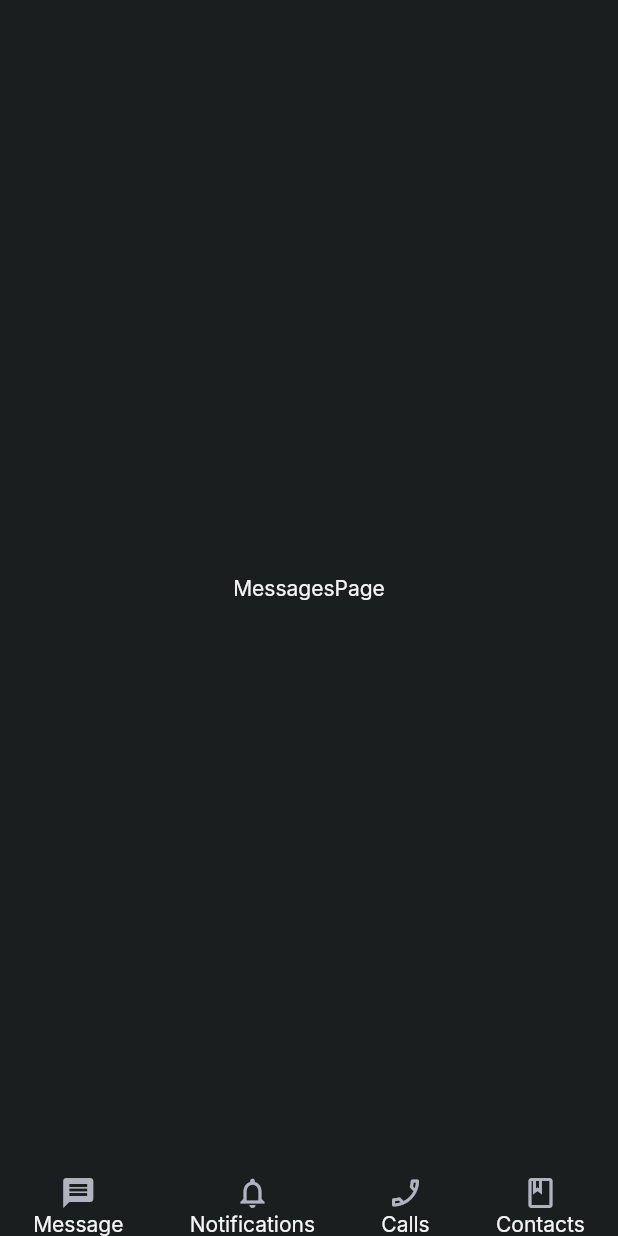
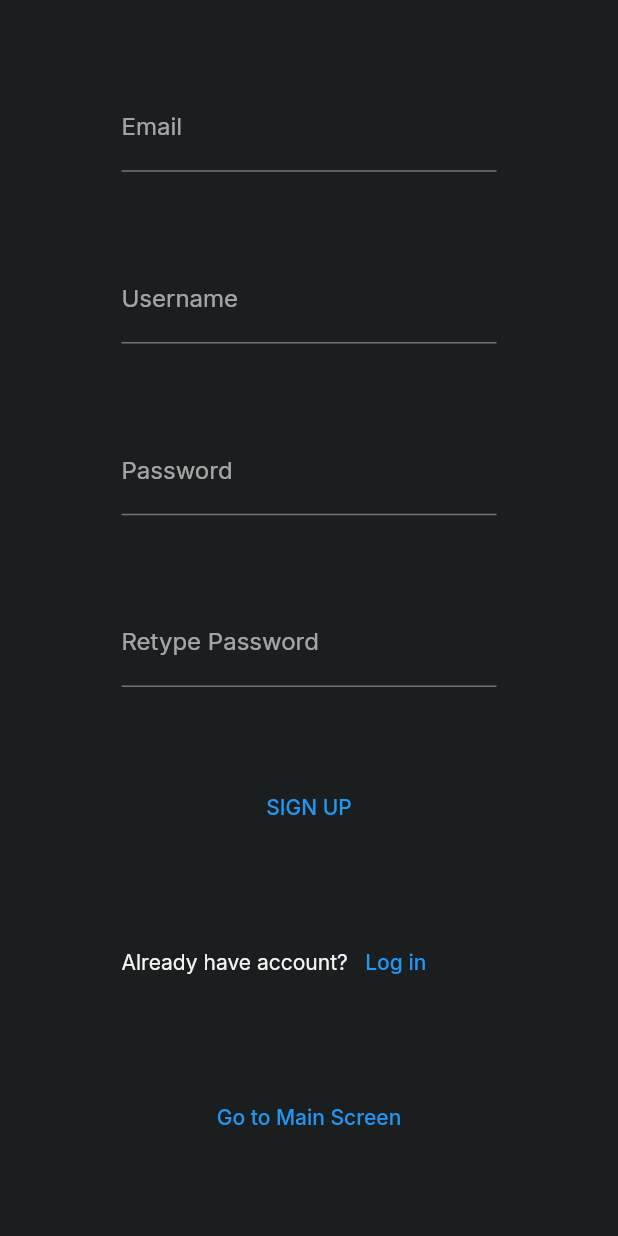
Before and after one commit to TalhaKarakoyunlu/Chat-App, a Flutter app: the screen it shows after launch, on a phone screen of 412 x 824 dp. Run offline on Flutter 3.47's test engine with Material 2 defaults, Android fonts, the phone set to English and light mode, and no system bars; our stand-ins replace google_fonts, sqflite; accounts and stored records are empty.

Commit message:
Add simple sign up screen UI.

```diff
--- a/lib/main.dart
+++ b/lib/main.dart
@@ -1,4 +1,5 @@
 import 'package:chat_app/screens/home_screen.dart';
+import 'package:chat_app/screens/signup_screen.dart';
 import 'package:chat_app/theme.dart';
 import 'package:flutter/material.dart';
 
@@ -17,7 +18,7 @@ class MyApp extends StatelessWidget {
       darkTheme: AppTheme().dark,
       themeMode: ThemeMode.dark,
       title: "Chat App",
-      home: HomeScreen(),
+      home: SignupScreen(),
     );
   }
 }
--- /dev/null
+++ b/lib/screens/signup_screen.dart
@@ -0,0 +1,106 @@
+import 'package:chat_app/screens/home_screen.dart';
+import 'package:flutter/material.dart';
+
+class SignupScreen extends StatefulWidget {
+  const SignupScreen({Key? key}) : super(key: key);
+
+  @override
+  State<SignupScreen> createState() => _SignupScreenState();
+}
+
+class _SignupScreenState extends State<SignupScreen> {
+
+  TextEditingController emailController = TextEditingController();
+  TextEditingController usernameController = TextEditingController();
+  TextEditingController passwordController = TextEditingController();
+  TextEditingController retypePasswordController = TextEditingController();
+
+  String email = '';
+  String username = '';
+  String password = '';
+  String retypePassword = '';
+
+  @override
+  Widget build(BuildContext context) {
+    return Scaffold(
+      body: Center(
+        child: Container(
+          width: 250,
+          child: Column(
+            mainAxisAlignment: MainAxisAlignment.spaceEvenly,
+            children: [
+              TextField(
+                controller: emailController,
+                keyboardType: TextInputType.emailAddress,
+                autocorrect: false,
+                decoration: InputDecoration(
+                    label: Text('Email')
+                ),
+              ),
+              TextField(
+                controller: usernameController,
+                keyboardType: TextInputType.text,
+                autocorrect: false,
+                decoration: InputDecoration(
+                    label: Text('Username')
+                ),
+              ),
+              TextField(
+                controller: passwordController,
+                keyboardType: TextInputType.visiblePassword,
+                autocorrect: false,
+                decoration: InputDecoration(
+                    label: Text('Password')
+                ),
+              ),
+              TextField(
+                controller: retypePasswordController,
+                keyboardType: TextInputType.visiblePassword,
+                autocorrect: false,
+                decoration: InputDecoration(
+                    label: Text('Retype Password')
+                ),
+              ),
+              TextButton(
+                onPressed: () {
+                  if(email.isNotEmpty && username.isNotEmpty && password.isNotEmpty && retypePassword.isNotEmpty) {
+                    email = emailController.text;
+                    username = usernameController.text;
+                    password = passwordController.text;
+                    retypePassword = retypePasswordController.text;
+
+                    if (password == retypePassword) {
+                      // TODO Add authentication here
+                    }
+
+                  }
+              },
+                child: Text('SIGN UP'),
+              ),
+              Row(
+                children: [
+                  Text('Already have account?'),
+                  TextButton(
+                      onPressed: () {
+                    Navigator.push(context, MaterialPageRoute(builder: (context) {
+                      return HomeScreen();
+                    }));
+                  },
+                      child: Text('Log in'))
+                ],
+              ),
+              TextButton(
+                onPressed: () {
+                Navigator.push(context, MaterialPageRoute(builder: (context) {
+                  return HomeScreen();
+                }));
+              },
+                  child: Text('Go to Main Screen'),
+              ),
+            ],
+          ),
+        ),
+      ),
+    );
+  }
+}
```
